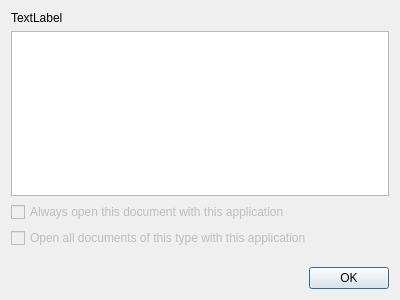
First picture: the form in src/applicationselectiondialog.ui, repository helloSystem/launch, before the edit.
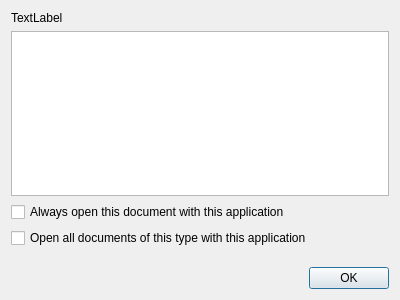
Second picture: the form after the edit.

Patch:
```diff
--- a/src/applicationselectiondialog.ui
+++ b/src/applicationselectiondialog.ui
@@ -24,7 +24,7 @@
    <item row="2" column="0">
     <widget class="QCheckBox" name="checkBox">
      <property name="enabled">
-      <bool>false</bool>
+      <bool>true</bool>
      </property>
      <property name="text">
       <string>Always open this document with this application</string>
@@ -54,7 +54,7 @@
    <item row="3" column="0">
     <widget class="QCheckBox" name="checkBox_2">
      <property name="enabled">
-      <bool>false</bool>
+      <bool>true</bool>
      </property>
      <property name="text">
       <string>Open all documents of this type with this application</string>
```
Left out of the diff: 4 changed lines with no effect on the pictures.
